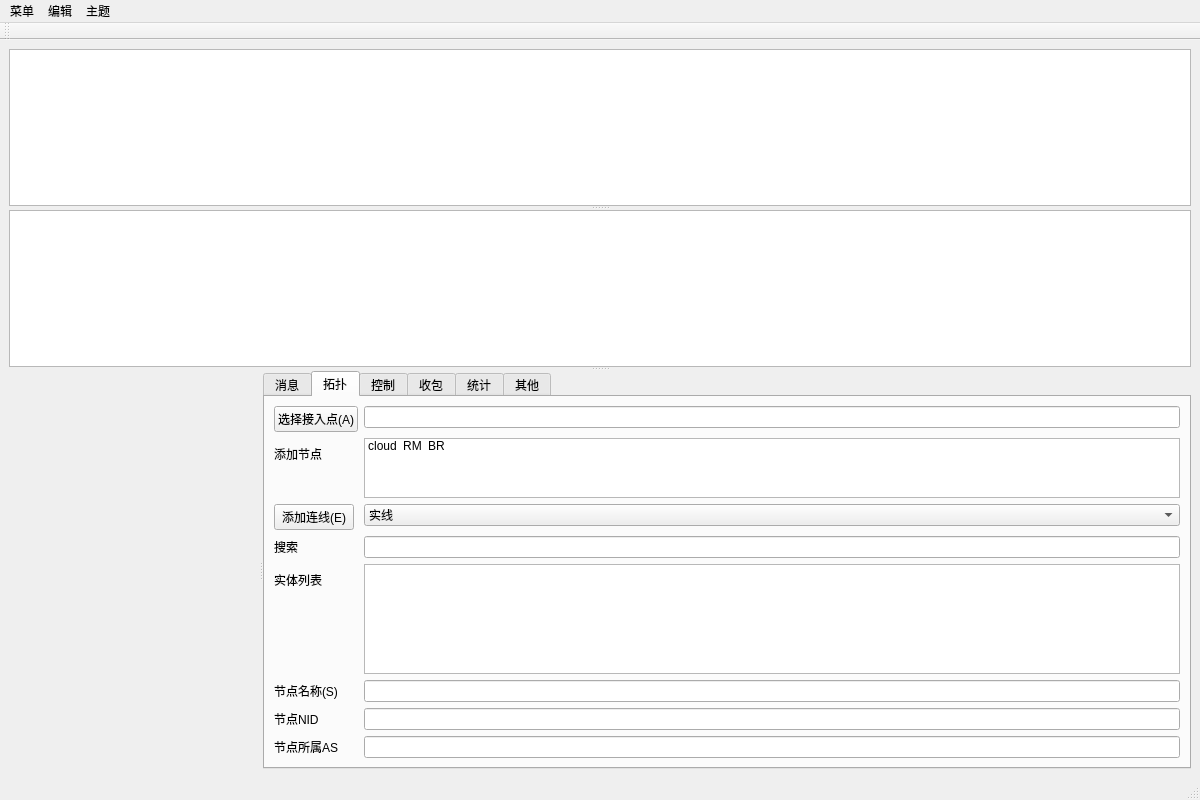
Qt form PageUI/mainPage.ui (lxambulance/CoLoRagent) before a commit.
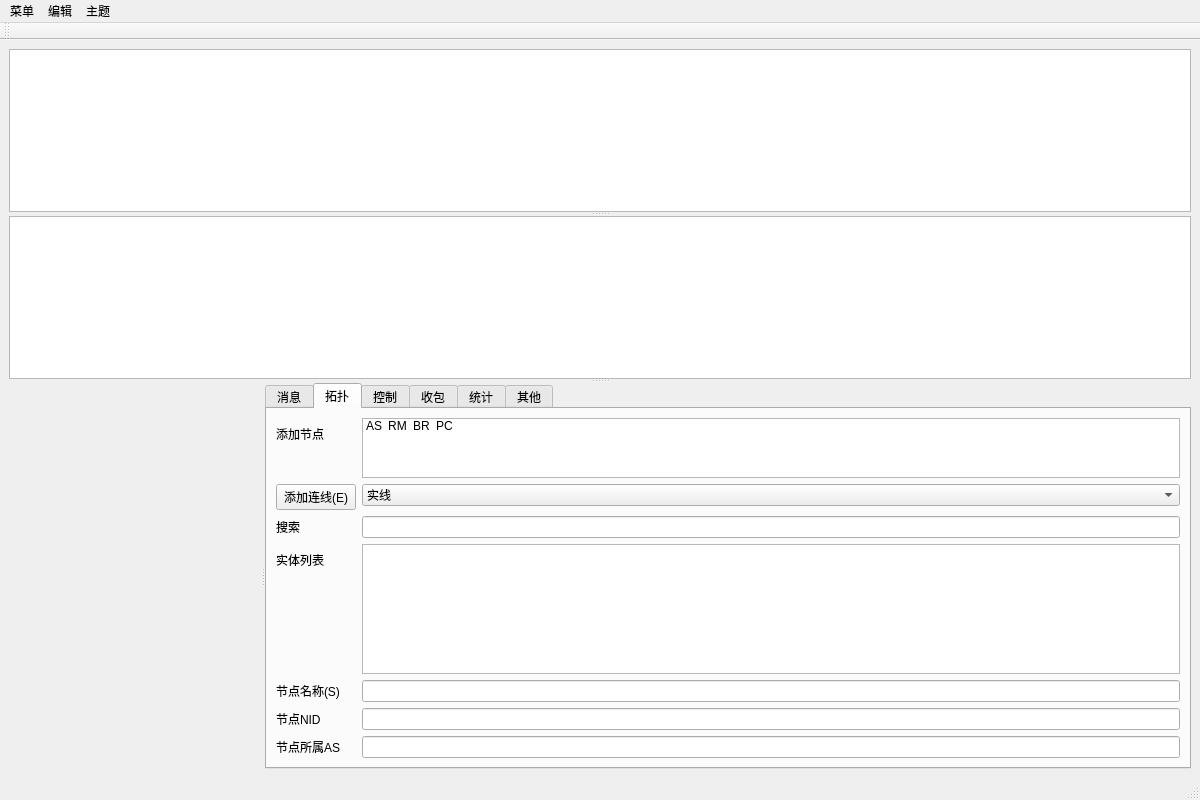
The same form after that commit. The open tabs and pages were chosen to show the change. Icons and pictures are not drawn. Custom widgets are drawn as their Qt base class.

Commit message: feat(graphic): 添加速度显示

The edit to the form file:
```diff
--- a/PageUI/mainPage.ui
+++ b/PageUI/mainPage.ui
@@ -75,92 +75,13 @@
          </attribute>
          <layout class="QFormLayout" name="formLayout">
           <item row="0" column="0">
-           <widget class="QPushButton" name="chooseRouter">
-            <property name="text">
-             <string>选择接入点(A)</string>
-            </property>
-           </widget>
-          </item>
-          <item row="0" column="1">
-           <widget class="QLineEdit" name="accessRouter">
-            <property name="readOnly">
-             <bool>true</bool>
-            </property>
-           </widget>
-          </item>
-          <item row="1" column="0">
            <widget class="QLabel" name="addNode_label">
             <property name="text">
              <string>添加节点</string>
             </property>
            </widget>
           </item>
-          <item row="2" column="0">
-           <widget class="QPushButton" name="addLine">
-            <property name="text">
-             <string>添加连线(E)</string>
-            </property>
-            <property name="checkable">
-             <bool>false</bool>
-            </property>
-           </widget>
-          </item>
-          <item row="2" column="1">
-           <widget class="QComboBox" name="lineType">
-            <item>
-             <property name="text">
-              <string>实线</string>
-             </property>
-            </item>
-            <item>
-             <property name="text">
-              <string>虚线</string>
-             </property>
-            </item>
-           </widget>
-          </item>
-          <item row="3" column="0">
-           <widget class="QLabel" name="search_label">
-            <property name="text">
-             <string>搜索</string>
-            </property>
-           </widget>
-          </item>
-          <item row="3" column="1">
-           <widget class="QLineEdit" name="searchItem"/>
-          </item>
-          <item row="4" column="0">
-           <widget class="QLabel" name="itemlist_label">
-            <property name="text">
-             <string>实体列表</string>
-            </property>
-           </widget>
-          </item>
-          <item row="4" column="1">
-           <widget class="QListWidget" name="itemlist"/>
-          </item>
-          <item row="5" column="0">
-           <widget class="QLabel" name="itemname_label">
-            <property name="text">
-             <string>节点名称(S)</string>
-            </property>
-           </widget>
-          </item>
-          <item row="5" column="1">
-           <widget class="QLineEdit" name="itemname">
-            <property name="readOnly">
-             <bool>false</bool>
-            </property>
-           </widget>
-          </item>
-          <item row="7" column="0">
-           <widget class="QLabel" name="itemas_label">
-            <property name="text">
-             <string>节点所属AS</string>
-            </property>
-           </widget>
-          </item>
-          <item row="1" column="1">
+          <item row="0" column="1">
            <widget class="QListWidget" name="addNodes">
             <property name="minimumSize">
              <size>
@@ -185,7 +106,7 @@
             </property>
             <item>
              <property name="text">
-              <string>cloud</string>
+              <string>AS</string>
              </property>
              <property name="icon">
               <iconset>
@@ -213,21 +134,95 @@
               </iconset>
              </property>
             </item>
+            <item>
+             <property name="text">
+              <string>PC</string>
+             </property>
+             <property name="icon">
+              <iconset resource="../Icon/resource.qrc">
+               <normaloff>:/icon/PC</normaloff>:/icon/PC</iconset>
+             </property>
+            </item>
            </widget>
           </item>
-          <item row="7" column="1">
-           <widget class="QLineEdit" name="itemas"/>
+          <item row="1" column="0">
+           <widget class="QPushButton" name="addLine">
+            <property name="text">
+             <string>添加连线(E)</string>
+            </property>
+            <property name="checkable">
+             <bool>false</bool>
+            </property>
+           </widget>
           </item>
-          <item row="6" column="0">
+          <item row="1" column="1">
+           <widget class="QComboBox" name="lineType">
+            <item>
+             <property name="text">
+              <string>实线</string>
+             </property>
+            </item>
+            <item>
+             <property name="text">
+              <string>虚线</string>
+             </property>
+            </item>
+           </widget>
+          </item>
+          <item row="2" column="0">
+           <widget class="QLabel" name="search_label">
+            <property name="text">
+             <string>搜索</string>
+            </property>
+           </widget>
+          </item>
+          <item row="2" column="1">
+           <widget class="QLineEdit" name="searchItem"/>
+          </item>
+          <item row="3" column="0">
+           <widget class="QLabel" name="itemlist_label">
+            <property name="text">
+             <string>实体列表</string>
+            </property>
+           </widget>
+          </item>
+          <item row="3" column="1">
+           <widget class="QListWidget" name="itemlist"/>
+          </item>
+          <item row="4" column="0">
+           <widget class="QLabel" name="itemname_label">
+            <property name="text">
+             <string>节点名称(S)</string>
+            </property>
+           </widget>
+          </item>
+          <item row="4" column="1">
+           <widget class="QLineEdit" name="itemname">
+            <property name="readOnly">
+             <bool>false</bool>
+            </property>
+           </widget>
+          </item>
+          <item row="5" column="0">
            <widget class="QLabel" name="itemnid_label">
             <property name="text">
              <string>节点NID</string>
             </property>
            </widget>
           </item>
-          <item row="6" column="1">
+          <item row="5" column="1">
            <widget class="QLineEdit" name="itemnid"/>
           </item>
+          <item row="6" column="0">
+           <widget class="QLabel" name="itemas_label">
+            <property name="text">
+             <string>节点所属AS</string>
+            </property>
+           </widget>
+          </item>
+          <item row="6" column="1">
+           <widget class="QLineEdit" name="itemas"/>
+          </item>
          </layout>
         </widget>
         <widget class="QWidget" name="controlTab">
@@ -526,7 +521,13 @@
   <customwidget>
    <class>GraphicWindow</class>
    <extends>QWidget</extends>
-   <header location="global">GraphicWindow</header>
+   <header>GraphicWindow</header>
+   <container>1</container>
+  </customwidget>
+  <customwidget>
+   <class>PlotWidget</class>
+   <extends>QWidget</extends>
+   <header location="global">pyqtgraph</header>
    <container>1</container>
   </customwidget>
  </customwidgets>
```
Left out of the diff: 35 changed lines with no effect on the pictures. The commit also changes 7 other files.
